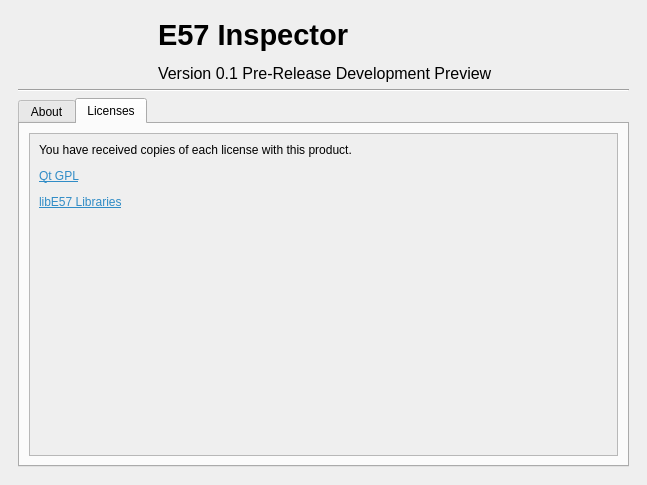
This is app/about.ui in sisakat/e57inspector as Qt 5 draws it before an edit. The edited form follows.
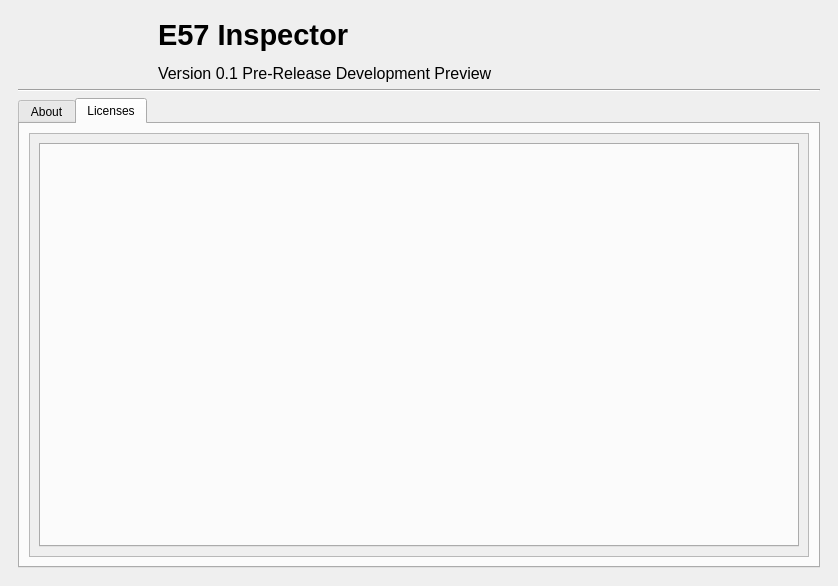
This is the edited form. The open tabs and pages were chosen to show the change. Icons and pictures are not drawn.

```diff
--- a/app/about.ui
+++ b/app/about.ui
@@ -6,8 +6,8 @@
    <rect>
     <x>0</x>
     <y>0</y>
-    <width>647</width>
-    <height>485</height>
+    <width>838</width>
+    <height>586</height>
    </rect>
   </property>
   <property name="windowTitle">
@@ -73,7 +73,7 @@
            </property>
            <property name="font">
             <font>
-             <pointsize>26</pointsize>
+             <pointsize>11</pointsize>
             </font>
            </property>
            <property name="text">
@@ -172,24 +172,21 @@
              <rect>
               <x>0</x>
               <y>0</y>
-              <width>585</width>
-              <height>251</height>
+              <width>776</width>
+              <height>352</height>
              </rect>
             </property>
             <layout class="QVBoxLayout" name="verticalLayout_5">
              <item>
-              <widget class="QLabel" name="label_4">
-               <property name="text">
-                <string>&lt;html&gt;&lt;head/&gt;&lt;body&gt;&lt;p&gt;You have received copies of each license with this product.&lt;/p&gt;&lt;p&gt;&lt;a href=&quot;https://doc.qt.io/qt-6/gpl.html&quot;&gt;&lt;span style=&quot; text-decoration: underline; color:#308cc6;&quot;&gt;Qt GPL&lt;/span&gt;&lt;/a&gt;&lt;/p&gt;&lt;p&gt;&lt;a href=&quot;http://libe57.org/license.html&quot;&gt;&lt;span style=&quot; text-decoration: underline; color:#308cc6;&quot;&gt;libE57 Libraries&lt;/span&gt;&lt;/a&gt;&lt;/p&gt;&lt;/body&gt;&lt;/html&gt;</string>
+              <widget class="QTabWidget" name="licenseTabWidget">
+               <property name="tabPosition">
+                <enum>QTabWidget::North</enum>
                </property>
-               <property name="alignment">
-                <set>Qt::AlignLeading|Qt::AlignLeft|Qt::AlignTop</set>
+               <property name="tabShape">
+                <enum>QTabWidget::Rounded</enum>
                </property>
-               <property name="wordWrap">
-                <bool>true</bool>
-               </property>
-               <property name="openExternalLinks">
-                <bool>true</bool>
+               <property name="currentIndex">
+                <number>-1</number>
                </property>
               </widget>
              </item>
```
Left out of the diff: 12 changed lines with no effect on the pictures.
